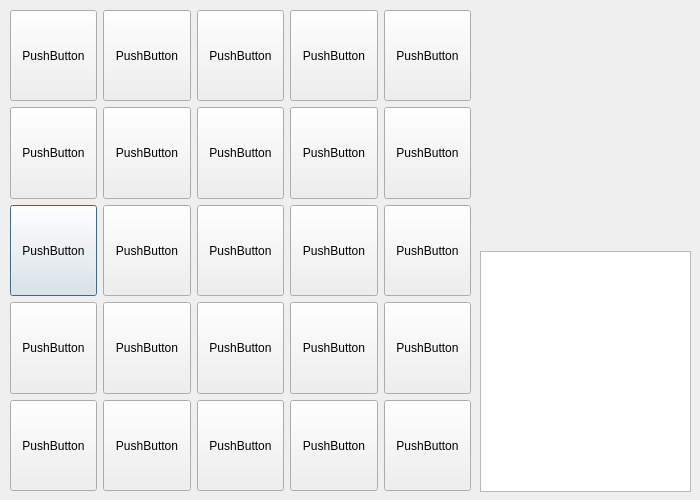
Old version of the form Project/bingo.ui in the repository Skeletonek/PandemoniumBingo.
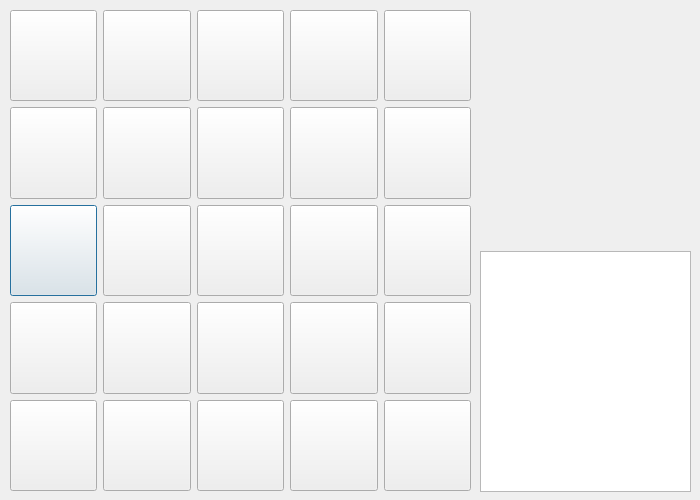
New version of the form. Icons and pictures are not drawn.

Commit message: Added reading text from a file & setting button text

```diff
--- a/Project/bingo.ui
+++ b/Project/bingo.ui
@@ -35,9 +35,6 @@
         <verstretch>0</verstretch>
        </sizepolicy>
       </property>
-      <property name="text">
-       <string>PushButton</string>
-      </property>
       <property name="flat">
        <bool>false</bool>
       </property>
@@ -51,9 +48,6 @@
         <verstretch>0</verstretch>
        </sizepolicy>
       </property>
-      <property name="text">
-       <string>PushButton</string>
-      </property>
       <property name="flat">
        <bool>false</bool>
       </property>
@@ -67,9 +61,6 @@
         <verstretch>0</verstretch>
        </sizepolicy>
       </property>
-      <property name="text">
-       <string>PushButton</string>
-      </property>
       <property name="flat">
        <bool>false</bool>
       </property>
@@ -83,9 +74,6 @@
         <verstretch>0</verstretch>
        </sizepolicy>
       </property>
-      <property name="text">
-       <string>PushButton</string>
-      </property>
       <property name="flat">
        <bool>false</bool>
       </property>
@@ -99,9 +87,6 @@
         <verstretch>0</verstretch>
        </sizepolicy>
       </property>
-      <property name="text">
-       <string>PushButton</string>
-      </property>
       <property name="flat">
        <bool>false</bool>
       </property>
@@ -115,9 +100,6 @@
         <verstretch>0</verstretch>
        </sizepolicy>
       </property>
-      <property name="text">
-       <string>PushButton</string>
-      </property>
       <property name="flat">
        <bool>false</bool>
       </property>
@@ -131,9 +113,6 @@
         <verstretch>0</verstretch>
        </sizepolicy>
       </property>
-      <property name="text">
-       <string>PushButton</string>
-      </property>
       <property name="flat">
        <bool>false</bool>
       </property>
@@ -147,9 +126,6 @@
         <verstretch>0</verstretch>
        </sizepolicy>
       </property>
-      <property name="text">
-       <string>PushButton</string>
-      </property>
       <property name="flat">
        <bool>false</bool>
       </property>
@@ -163,9 +139,6 @@
         <verstretch>0</verstretch>
        </sizepolicy>
       </property>
-      <property name="text">
-       <string>PushButton</string>
-      </property>
       <property name="flat">
        <bool>false</bool>
       </property>
@@ -179,9 +152,6 @@
         <verstretch>0</verstretch>
        </sizepolicy>
       </property>
-      <property name="text">
-       <string>PushButton</string>
-      </property>
       <property name="flat">
        <bool>false</bool>
       </property>
@@ -195,9 +165,6 @@
         <verstretch>0</verstretch>
        </sizepolicy>
       </property>
-      <property name="text">
-       <string>PushButton</string>
-      </property>
       <property name="flat">
        <bool>false</bool>
       </property>
@@ -211,9 +178,6 @@
         <verstretch>0</verstretch>
        </sizepolicy>
       </property>
-      <property name="text">
-       <string>PushButton</string>
-      </property>
       <property name="flat">
        <bool>false</bool>
       </property>
@@ -227,9 +191,6 @@
         <verstretch>0</verstretch>
        </sizepolicy>
       </property>
-      <property name="text">
-       <string>PushButton</string>
-      </property>
       <property name="flat">
        <bool>false</bool>
       </property>
@@ -243,9 +204,6 @@
         <verstretch>0</verstretch>
        </sizepolicy>
       </property>
-      <property name="text">
-       <string>PushButton</string>
-      </property>
       <property name="flat">
        <bool>false</bool>
       </property>
@@ -259,9 +217,6 @@
         <verstretch>0</verstretch>
        </sizepolicy>
       </property>
-      <property name="text">
-       <string>PushButton</string>
-      </property>
       <property name="flat">
        <bool>false</bool>
       </property>
@@ -275,9 +230,6 @@
         <verstretch>0</verstretch>
        </sizepolicy>
       </property>
-      <property name="text">
-       <string>PushButton</string>
-      </property>
       <property name="flat">
        <bool>false</bool>
       </property>
@@ -291,9 +243,6 @@
         <verstretch>0</verstretch>
        </sizepolicy>
       </property>
-      <property name="text">
-       <string>PushButton</string>
-      </property>
       <property name="flat">
        <bool>false</bool>
       </property>
@@ -307,9 +256,6 @@
         <verstretch>0</verstretch>
        </sizepolicy>
       </property>
-      <property name="text">
-       <string>PushButton</string>
-      </property>
       <property name="flat">
        <bool>false</bool>
       </property>
@@ -323,9 +269,6 @@
         <verstretch>0</verstretch>
        </sizepolicy>
       </property>
-      <property name="text">
-       <string>PushButton</string>
-      </property>
       <property name="flat">
        <bool>false</bool>
       </property>
@@ -339,9 +282,6 @@
         <verstretch>0</verstretch>
        </sizepolicy>
       </property>
-      <property name="text">
-       <string>PushButton</string>
-      </property>
       <property name="flat">
        <bool>false</bool>
       </property>
@@ -355,9 +295,6 @@
         <verstretch>0</verstretch>
        </sizepolicy>
       </property>
-      <property name="text">
-       <string>PushButton</string>
-      </property>
       <property name="flat">
        <bool>false</bool>
       </property>
@@ -371,9 +308,6 @@
         <verstretch>0</verstretch>
        </sizepolicy>
       </property>
-      <property name="text">
-       <string>PushButton</string>
-      </property>
       <property name="flat">
        <bool>false</bool>
       </property>
@@ -387,9 +321,6 @@
         <verstretch>0</verstretch>
        </sizepolicy>
       </property>
-      <property name="text">
-       <string>PushButton</string>
-      </property>
       <property name="flat">
        <bool>false</bool>
       </property>
@@ -403,9 +334,6 @@
         <verstretch>0</verstretch>
        </sizepolicy>
       </property>
-      <property name="text">
-       <string>PushButton</string>
-      </property>
       <property name="flat">
        <bool>false</bool>
       </property>
@@ -419,9 +347,6 @@
         <verstretch>0</verstretch>
        </sizepolicy>
       </property>
-      <property name="text">
-       <string>PushButton</string>
-      </property>
       <property name="flat">
        <bool>false</bool>
       </property>
```
The commit also changes 6 other files.
